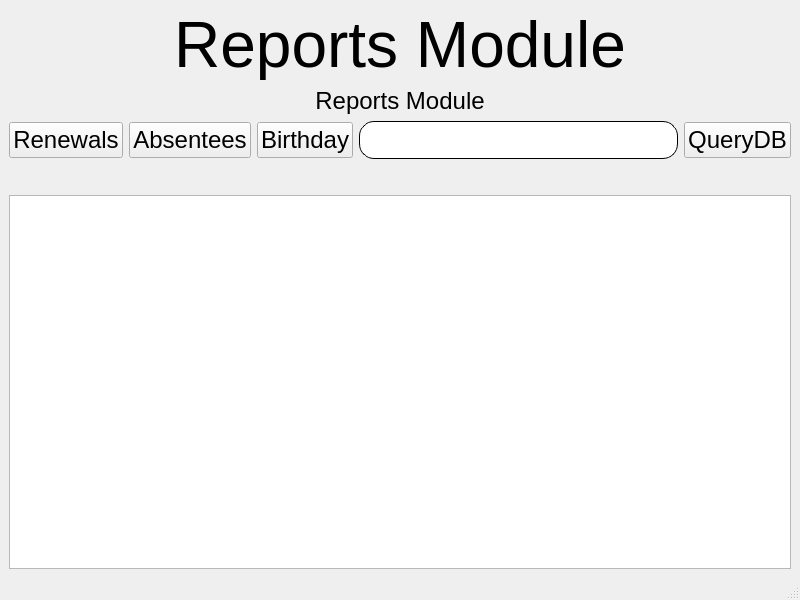
Old version of the form Reports/mainwindow.ui in the repository git4sangar/SGNFitnessGym.
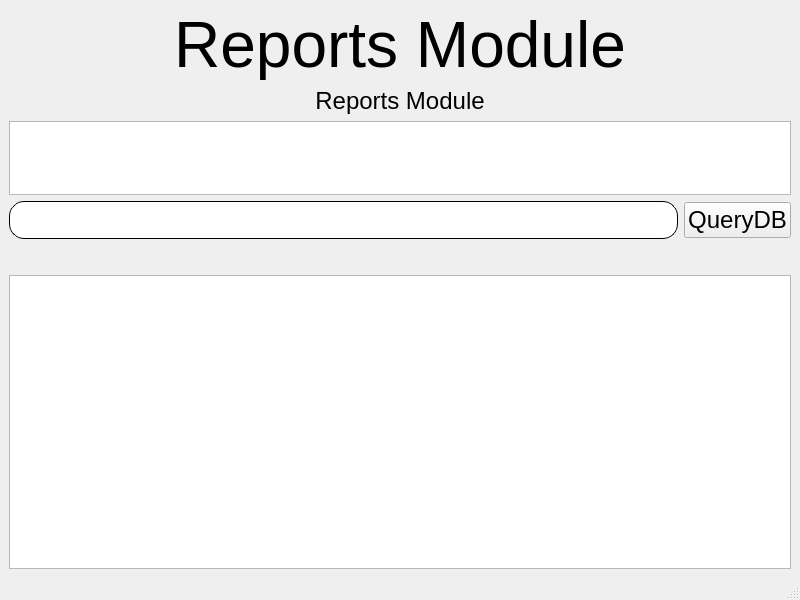
New version of the form.

The edit to the form file:
```diff
--- a/Reports/mainwindow.ui
+++ b/Reports/mainwindow.ui
@@ -49,44 +49,32 @@
           </property>
          </widget>
         </item>
+        <item>
+         <widget class="QTableWidget" name="tblWdgtQuery">
+          <property name="sizePolicy">
+           <sizepolicy hsizetype="Expanding" vsizetype="Expanding">
+            <horstretch>0</horstretch>
+            <verstretch>1</verstretch>
+           </sizepolicy>
+          </property>
+          <property name="font">
+           <font>
+            <pointsize>16</pointsize>
+           </font>
+          </property>
+          <property name="editTriggers">
+           <set>QAbstractItemView::NoEditTriggers</set>
+          </property>
+          <property name="alternatingRowColors">
+           <bool>true</bool>
+          </property>
+          <property name="selectionMode">
+           <enum>QAbstractItemView::SingleSelection</enum>
+          </property>
+         </widget>
+        </item>
         <item>
          <layout class="QHBoxLayout" name="horizontalLayout_2">
-          <item>
-           <widget class="QPushButton" name="btnRenewals">
-            <property name="font">
-             <font>
-              <pointsize>18</pointsize>
-             </font>
-            </property>
-            <property name="text">
-             <string>Renewals</string>
-            </property>
-           </widget>
-          </item>
-          <item>
-           <widget class="QPushButton" name="btnAbsentees">
-            <property name="font">
-             <font>
-              <pointsize>18</pointsize>
-             </font>
-            </property>
-            <property name="text">
-             <string>Absentees</string>
-            </property>
-           </widget>
-          </item>
-          <item>
-           <widget class="QPushButton" name="btnBDay">
-            <property name="font">
-             <font>
-              <pointsize>18</pointsize>
-             </font>
-            </property>
-            <property name="text">
-             <string>Birthday</string>
-            </property>
-           </widget>
-          </item>
           <item>
            <widget class="QLineEdit" name="lnEdtQuery">
             <property name="sizePolicy">
@@ -136,8 +124,8 @@
          <widget class="QTableWidget" name="tblWdgtReport">
           <property name="sizePolicy">
            <sizepolicy hsizetype="Expanding" vsizetype="Expanding">
-            <horstretch>1</horstretch>
-            <verstretch>0</verstretch>
+            <horstretch>0</horstretch>
+            <verstretch>4</verstretch>
            </sizepolicy>
           </property>
           <property name="font">
```
